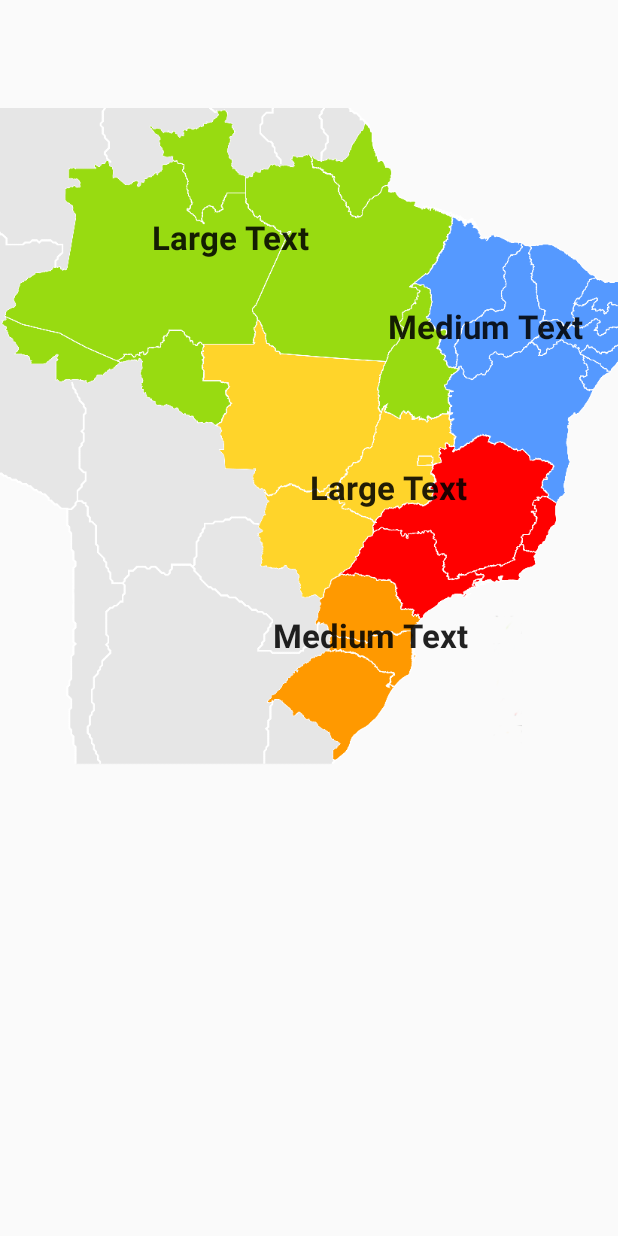
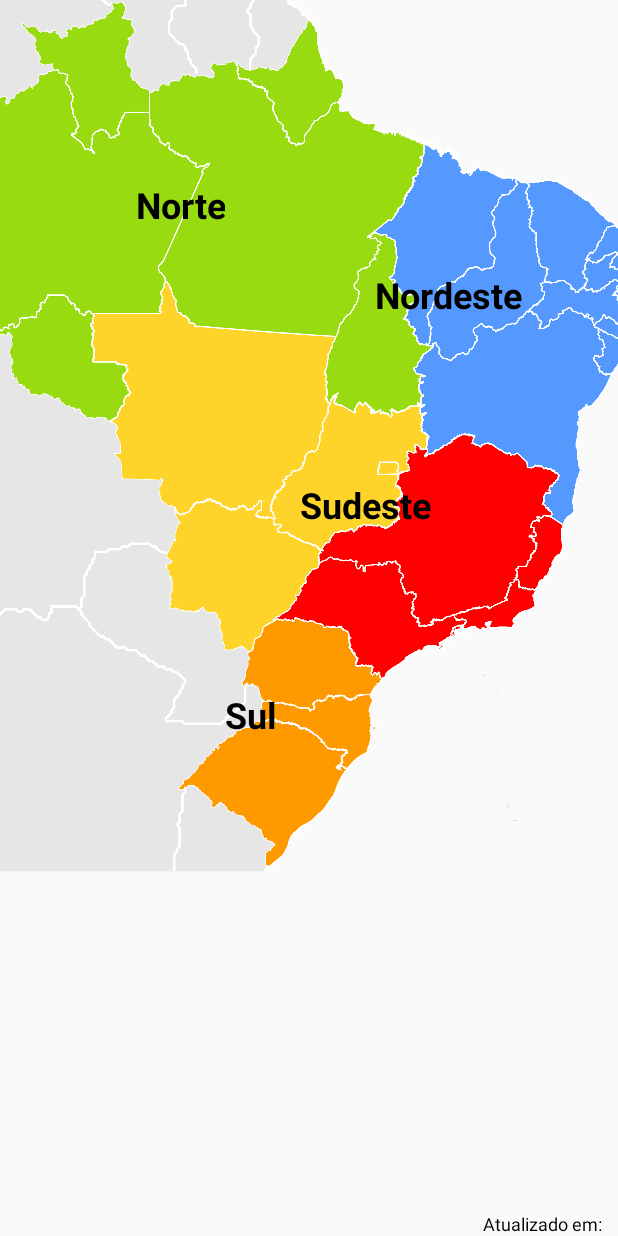
Before and after one commit to nmoya/reservatorios, an Android app: the layout activity_main.xml on its own in the app's theme, with its tools: preview values and no code run, on a phone screen of 412 x 824 dp. Run offline under Robolectric (Android 15) with nearby library versions, the phone set to English and light mode, and no system bars.

Commit message:
Refactor entire code and improve UI

```diff
--- a/app/build.gradle
+++ b/app/build.gradle
@@ -5,7 +5,7 @@ android {
     buildToolsVersion "22.0.1"
 
     defaultConfig {
-        applicationId "com.example.nmoya.reservatorios"
+        applicationId "com.nikolasmoya.reservatorios"
         minSdkVersion 15
         targetSdkVersion 22
         versionCode 1
@@ -15,6 +15,7 @@ android {
         release {
             minifyEnabled false
             proguardFiles getDefaultProguardFile('proguard-android.txt'), 'proguard-rules.pro'
+            zipAlignEnabled true
         }
     }
 }
--- a/app/src/main/AndroidManifest.xml
+++ b/app/src/main/AndroidManifest.xml
@@ -1,6 +1,6 @@
 <?xml version="1.0" encoding="utf-8"?>
 <manifest xmlns:android="http://schemas.android.com/apk/res/android"
-    package="com.example.nmoya.reservatorios">
+    package="com.nikolasmoya.reservatorios">
 
     <uses-permission android:name="android.permission.INTERNET" />
 
@@ -10,7 +10,7 @@
         android:label="@string/app_name"
         android:theme="@style/AppTheme">
         <activity
-            android:name="com.example.nmoya.com.nikolasmoya.reservatorios.MainActivity"
+            android:name="com.nikolasmoya.reservatorios.MainActivity"
             android:label="@string/app_name"
             android:screenOrientation="portrait">
             <intent-filter>
--- a/app/src/main/res/layout/activity_main.xml
+++ b/app/src/main/res/layout/activity_main.xml
@@ -1,67 +1,84 @@
 <RelativeLayout xmlns:android="http://schemas.android.com/apk/res/android"
-    xmlns:tools="http://schemas.android.com/tools"
-    android:layout_width="fill_parent"
-    android:layout_height="fill_parent"
-    tools:context=".MainActivity">
+                xmlns:tools="http://schemas.android.com/tools"
+                android:layout_height="fill_parent"
+                android:layout_width="fill_parent"
+                tools:context=".MainActivity"
+    >
 
     <ImageView
+        android:id="@+id/ic_brasil_map"
+        android:layout_gravity="center"
+        android:layout_height="wrap_content"
         android:layout_width="wrap_content"
-        android:layout_height="wrap_content"
-        android:layout_gravity="bottom|right"
-        android:layout_marginRight="-15dp"
-        android:layout_marginBottom="-15dp"
-        android:src="@drawable/brasil" />
+        android:paddingRight="80dp"
+        android:scaleType="centerCrop"
+        android:src="@drawable/brasil"
+        />
 
     <TextView
+        android:gravity="center"
+        android:id="@+id/text_timestamp"
+        android:layout_alignParentBottom="true"
+        android:layout_alignParentEnd="true"
+        android:layout_alignParentRight="true"
+        android:layout_height="wrap_content"
         android:layout_width="wrap_content"
-        android:layout_height="wrap_content"
-        android:textAppearance="?android:attr/textAppearanceLarge"
-        android:text="Large Text"
-        android:id="@+id/textViewNorte"
-        android:layout_alignParentTop="true"
-        android:layout_alignParentLeft="true"
-        android:layout_alignParentStart="true"
-        android:layout_marginLeft="101dp"
-        android:layout_marginStart="101dp"
-        android:layout_marginTop="143dp"
-        android:textStyle="bold" />
+        android:paddingRight="8dp"
+        android:text="Atualizado em: "
+        android:textColor="@color/black"
+        android:textSize="12sp"
+        />
 
     <TextView
+        android:gravity="center"
+        android:id="@+id/text_north"
+        android:layout_height="wrap_content"
+        android:layout_marginLeft="90dp"
+        android:layout_marginTop="120dp"
         android:layout_width="wrap_content"
-        android:layout_height="wrap_content"
-        android:textAppearance="?android:attr/textAppearanceLarge"
-        android:text="Medium Text"
-        android:id="@+id/textViewNordeste"
-        android:layout_marginTop="30dp"
+        android:text="Norte"
+        android:textColor="@color/black"
+        android:textSize="@dimen/largeFontSize"
         android:textStyle="bold"
-        android:layout_below="@+id/textViewNorte"
-        android:layout_alignParentRight="true"
-        android:layout_alignParentEnd="true"
-        android:layout_marginRight="23dp"
-        android:layout_marginEnd="23dp" />
+        />
 
     <TextView
+        android:gravity="center"
+        android:id="@+id/text_northeast"
+        android:layout_height="wrap_content"
+        android:layout_marginLeft="250dp"
+        android:layout_marginTop="180dp"
         android:layout_width="wrap_content"
-        android:layout_height="wrap_content"
-        android:textAppearance="?android:attr/textAppearanceLarge"
-        android:text="Large Text"
-        android:id="@+id/textViewSudeste"
-        android:layout_below="@+id/textViewNordeste"
-        android:layout_toRightOf="@+id/textViewNorte"
-        android:layout_toEndOf="@+id/textViewNorte"
-        android:layout_marginTop="78dp"
-        android:textStyle="bold" />
+        android:text="Nordeste"
+        android:textColor="@color/black"
+        android:textSize="@dimen/largeFontSize"
+        android:textStyle="bold"
+        />
 
     <TextView
+        android:gravity="center"
+        android:id="@+id/text_southeast"
+        android:layout_height="wrap_content"
+        android:layout_marginLeft="200dp"
+        android:layout_marginTop="320dp"
         android:layout_width="wrap_content"
+        android:text="Sudeste"
+        android:textColor="@color/black"
+        android:textSize="@dimen/largeFontSize"
+        android:textStyle="bold"
+        />
+
+    <TextView
+        android:gravity="center"
+        android:id="@+id/text_south"
         android:layout_height="wrap_content"
-        android:textAppearance="?android:attr/textAppearanceLarge"
-        android:text="Medium Text"
-        android:id="@+id/textViewSul"
-        android:layout_marginTop="69dp"
-        android:layout_below="@+id/textViewSudeste"
-        android:layout_alignRight="@+id/textViewSudeste"
-        android:layout_alignEnd="@+id/textViewSudeste"
-        android:textStyle="bold" />
+        android:layout_marginLeft="150dp"
+        android:layout_marginTop="460dp"
+        android:layout_width="wrap_content"
+        android:text="Sul"
+        android:textColor="@color/black"
+        android:textSize="@dimen/largeFontSize"
+        android:textStyle="bold"
+        />
 
 </RelativeLayout>
--- a/app/src/main/res/values/dimens.xml
+++ b/app/src/main/res/values/dimens.xml
@@ -2,4 +2,7 @@
     <!-- Default screen margins, per the Android Design guidelines. -->
     <dimen name="activity_horizontal_margin">16dp</dimen>
     <dimen name="activity_vertical_margin">16dp</dimen>
+    <dimen name="largeFontSize">24sp</dimen>
+    <dimen name="normalFontSize">18sp</dimen>
+    <dimen name="smallFontSize">12sp</dimen>
 </resources>
--- a/app/src/main/res/values/strings.xml
+++ b/app/src/main/res/values/strings.xml
@@ -1,6 +1,7 @@
 <resources>
-    <string name="app_name">Reservatorios</string>
+    <string name="app_name">Reservatórios</string>
 
     <string name="hello_world">Hello world!</string>
     <string name="action_settings">Settings</string>
+    <string name="http_loading_dialog">Carregando. Por favor aguarde...</string>
 </resources>
```
Also changed, not shown: app/src/main/java/com/nikolasmoya/reservatorios/HttpRequestListener.java (added, +8 -0 lines), app/src/main/java/com/nikolasmoya/reservatorios/MainActivity.java (+52 -27 lines), app/src/main/java/com/nikolasmoya/reservatorios/Regions.java (added, +9 -0 lines), app/src/main/java/com/nikolasmoya/reservatorios/Remote.java (+24 -47 lines), app/src/main/res/values/color.xml (added, +20 -0 lines), app/src/main/res/mipmap-xxxhdpi/ic_launcher512.png (added).
